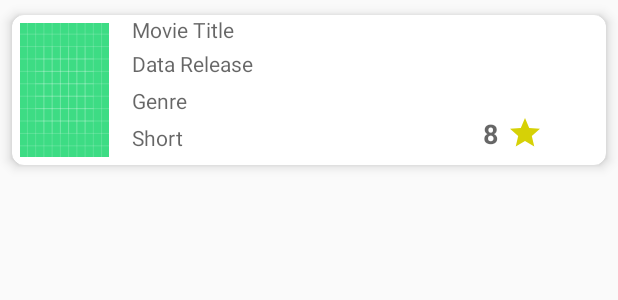
After one commit to bmartinez55/MyMoviesDemo, an Android app: the layout list_item.xml on its own in the app's theme, with its tools: preview values and no code run, on a phone screen of 412 x 824 dp. The commit adds this screen. Shown: the top 300 px of the screen. Run offline under Robolectric (Android 15) with nearby library versions, the phone set to English and light mode, and no system bars.

Commit message:
Added Star Vector Asset to CardView

```diff
--- a/app/build.gradle
+++ b/app/build.gradle
@@ -38,4 +38,7 @@ dependencies {
     //RecyclerView
     implementation "androidx.recyclerview:recyclerview:1.1.0"
     implementation "androidx.recyclerview:recyclerview-selection:1.1.0-rc01"
+
+    //CardView
+    implementation "androidx.cardview:cardview:1.0.0"
 }
--- a/app/src/main/java/c/bmartinez/mymoviesdemo/ui/list/ListFragment.kt
+++ b/app/src/main/java/c/bmartinez/mymoviesdemo/ui/list/ListFragment.kt
@@ -5,6 +5,8 @@ import android.view.LayoutInflater
 import android.view.View
 import android.view.ViewGroup
 import androidx.fragment.app.Fragment
+import androidx.recyclerview.widget.RecyclerView
+import androidx.recyclerview.widget.RecyclerView.Adapter
 
 class ListFragment: Fragment() {
 
--- /dev/null
+++ b/app/src/main/res/drawable/ic_gold_star.xml
@@ -0,0 +1,5 @@
+<vector android:height="24dp" android:tint="#D6D106"
+    android:viewportHeight="24" android:viewportWidth="24"
+    android:width="24dp" xmlns:android="http://schemas.android.com/apk/res/android">
+    <path android:fillColor="@android:color/white" android:pathData="M12,17.27L18.18,21l-1.64,-7.03L22,9.24l-7.19,-0.61L12,2 9.19,8.63 2,9.24l5.46,4.73L5.82,21z"/>
+</vector>
--- a/app/src/main/res/layout/fragment_list.xml
+++ b/app/src/main/res/layout/fragment_list.xml
@@ -1,11 +1,11 @@
 <?xml version="1.0" encoding="utf-8"?>
-<LinearLayout
-    xmlns:android="http://schemas.android.com/apk/res/android"
+<LinearLayout xmlns:android="http://schemas.android.com/apk/res/android"
     android:layout_width="match_parent"
     android:layout_height="match_parent"
     android:orientation="vertical">
 
     <androidx.recyclerview.widget.RecyclerView
+        android:id="@+id/movieList"
         android:layout_width="match_parent"
         android:layout_height="match_parent" />
 </LinearLayout>
--- /dev/null
+++ b/app/src/main/res/layout/list_item.xml
@@ -0,0 +1,104 @@
+<?xml version="1.0" encoding="utf-8"?>
+<LinearLayout xmlns:android="http://schemas.android.com/apk/res/android"
+    android:layout_width="match_parent"
+    android:layout_height="wrap_content"
+    xmlns:card_view="http://schemas.android.com/apk/res-auto"
+    android:orientation="horizontal">
+
+    <androidx.cardview.widget.CardView
+        android:layout_width="match_parent"
+        android:layout_height="wrap_content"
+        card_view:cardCornerRadius="8dp"
+        card_view:cardElevation="5dp"
+        card_view:cardUseCompatPadding="true">
+
+        <LinearLayout
+            android:id="@+id/imageLayout"
+            android:layout_width="match_parent"
+            android:layout_height="wrap_content"
+            android:orientation="horizontal">
+
+            <ImageView
+                android:id="@+id/moviePoster"
+                android:layout_width="70dp"
+                android:layout_height="100dp"
+                android:adjustViewBounds="true"
+                android:paddingLeft="5dp"
+                android:paddingTop="5dp"
+                android:paddingRight="5dp"
+                android:paddingBottom="5dp"
+                android:scaleType="fitXY"
+                android:src="@drawable/ic_launcher_background" />
+
+
+        </LinearLayout>
+
+        <androidx.constraintlayout.widget.ConstraintLayout
+            android:layout_width="match_parent"
+            android:layout_height="wrap_content"
+            android:layout_marginStart="80dp"
+            android:orientation="vertical">
+
+            <TextView
+                android:id="@+id/titleMovie"
+                android:layout_width="wrap_content"
+                android:layout_height="match_parent"
+                android:hint="Movie Title"
+                card_view:layout_constraintStart_toStartOf="parent"
+                card_view:layout_constraintTop_toTopOf="parent" />
+
+            <TextView
+                android:id="@+id/dateRelease"
+                android:layout_width="wrap_content"
+                android:layout_height="match_parent"
+                android:layout_marginTop="3dp"
+                android:layout_weight="1"
+                android:hint="Data Release"
+                card_view:layout_constraintStart_toStartOf="parent"
+                card_view:layout_constraintTop_toBottomOf="@id/titleMovie" />
+
+            <TextView
+                android:id="@+id/genreTextView"
+                android:layout_width="wrap_content"
+                android:layout_height="match_parent"
+                android:layout_marginTop="5dp"
+                android:layout_weight="1"
+                android:hint="Genre"
+                card_view:layout_constraintStart_toStartOf="parent"
+                card_view:layout_constraintTop_toBottomOf="@+id/dateRelease" />
+
+            <TextView
+                android:id="@+id/shortTextView"
+                android:layout_width="wrap_content"
+                android:layout_height="match_parent"
+                android:layout_marginTop="5dp"
+                android:layout_weight="1"
+                android:hint="Short"
+                card_view:layout_constraintStart_toStartOf="parent"
+                card_view:layout_constraintTop_toBottomOf="@id/genreTextView" />
+
+            <TextView
+                android:id="@+id/ratingTextView"
+                android:layout_width="wrap_content"
+                android:layout_height="match_parent"
+                android:layout_marginStart="200dp"
+                android:layout_weight="1"
+                android:hint="8"
+                android:textSize="18sp"
+                android:textStyle="bold"
+                card_view:layout_constraintLeft_toRightOf="@id/shortTextView"
+                card_view:layout_constraintTop_toBottomOf="@id/genreTextView" />
+
+            <ImageView
+                android:id="@+id/starImageView"
+                android:layout_width="wrap_content"
+                android:layout_height="wrap_content"
+                android:layout_marginStart="5dp"
+                android:layout_weight="1"
+                card_view:layout_constraintLeft_toRightOf="@id/ratingTextView"
+                card_view:layout_constraintTop_toBottomOf="@id/genreTextView"
+                card_view:srcCompat="@drawable/ic_gold_star" />
+        </androidx.constraintlayout.widget.ConstraintLayout>
+
+    </androidx.cardview.widget.CardView>
+</LinearLayout>
```
